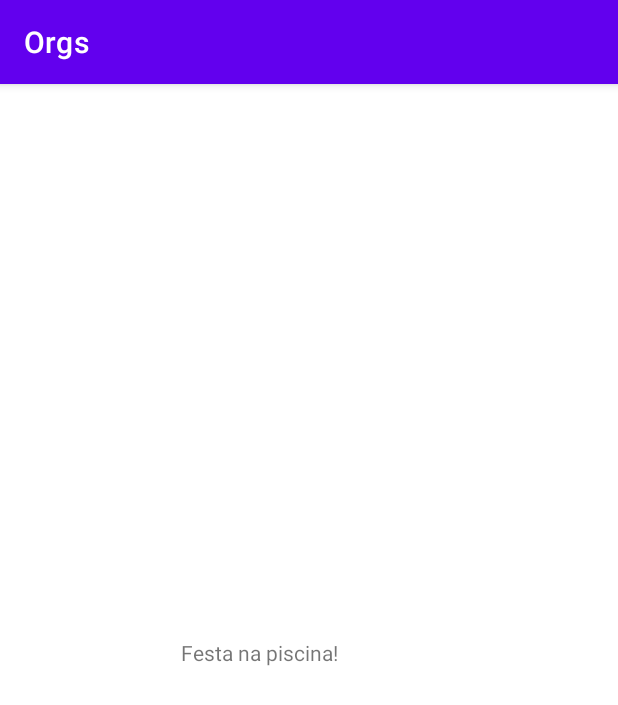
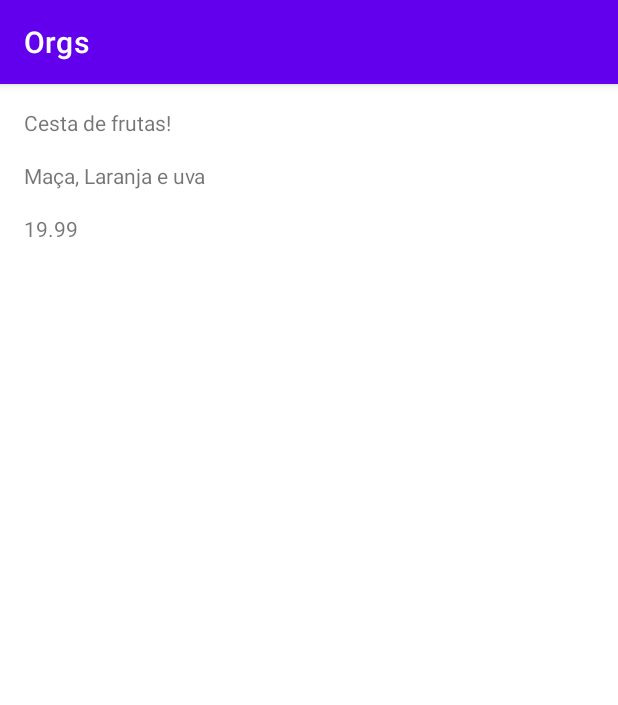
Before and after one commit to LysaKYoshikawa/project_orgs, an Android app: the screen it shows after launch (MainActivity), on a phone screen of 412 x 824 dp. Shown: the top 705 px of the screen. Run offline under Robolectric (Android 15) with nearby library versions, the phone set to English and light mode, and no system bars.

Commit message:
refac/refaturando-activity

```diff
--- a/app/src/main/res/layout/activity_main.xml
+++ b/app/src/main/res/layout/activity_main.xml
@@ -1,18 +1,38 @@
 <?xml version="1.0" encoding="utf-8"?>
-<androidx.constraintlayout.widget.ConstraintLayout xmlns:android="http://schemas.android.com/apk/res/android"
+<androidx.constraintlayout.widget.ConstraintLayout
+    xmlns:android="http://schemas.android.com/apk/res/android"
     xmlns:app="http://schemas.android.com/apk/res-auto"
     xmlns:tools="http://schemas.android.com/tools"
     android:layout_width="match_parent"
-    android:layout_height="match_parent"
-    tools:context=".MainActivity">
+    android:layout_height="match_parent">
 
     <TextView
-        android:layout_width="171dp"
-        android:layout_height="30dp"
-        android:text="Festa na piscina!"
-        app:layout_constraintBottom_toBottomOf="parent"
-        app:layout_constraintLeft_toLeftOf="parent"
-        app:layout_constraintRight_toRightOf="parent"
-        app:layout_constraintTop_toTopOf="parent" />
+        android:id="@+id/nome"
+        android:layout_margin="16dp"
+        android:layout_width="match_parent"
+        android:layout_height="wrap_content"
+        android:text="Cesta de frutas!"
+        app:layout_constraintEnd_toEndOf="parent"
+        app:layout_constraintTop_toTopOf="parent"
+        tools:text="Salada de Frutas"/>
+
+    <TextView android:id="@+id/descricao"
+        android:layout_width="match_parent"
+        android:layout_height="wrap_content"
+        android:layout_margin="16dp"
+        android:layout_marginEnd="16dp"
+        android:text="Maça, Laranja e uva"
+        app:layout_constraintStart_toStartOf="parent"
+        app:layout_constraintTop_toBottomOf="@+id/nome" />
+
+    <TextView
+        android:id="@+id/valor"
+        android:layout_width="match_parent"
+        android:layout_height="wrap_content"
+        android:layout_margin="16dp"
+        android:layout_marginEnd="16dp"
+        android:text="19.99"
+        app:layout_constraintStart_toStartOf="parent"
+        app:layout_constraintTop_toBottomOf="@+id/descricao"/>
 
 </androidx.constraintlayout.widget.ConstraintLayout>
```
